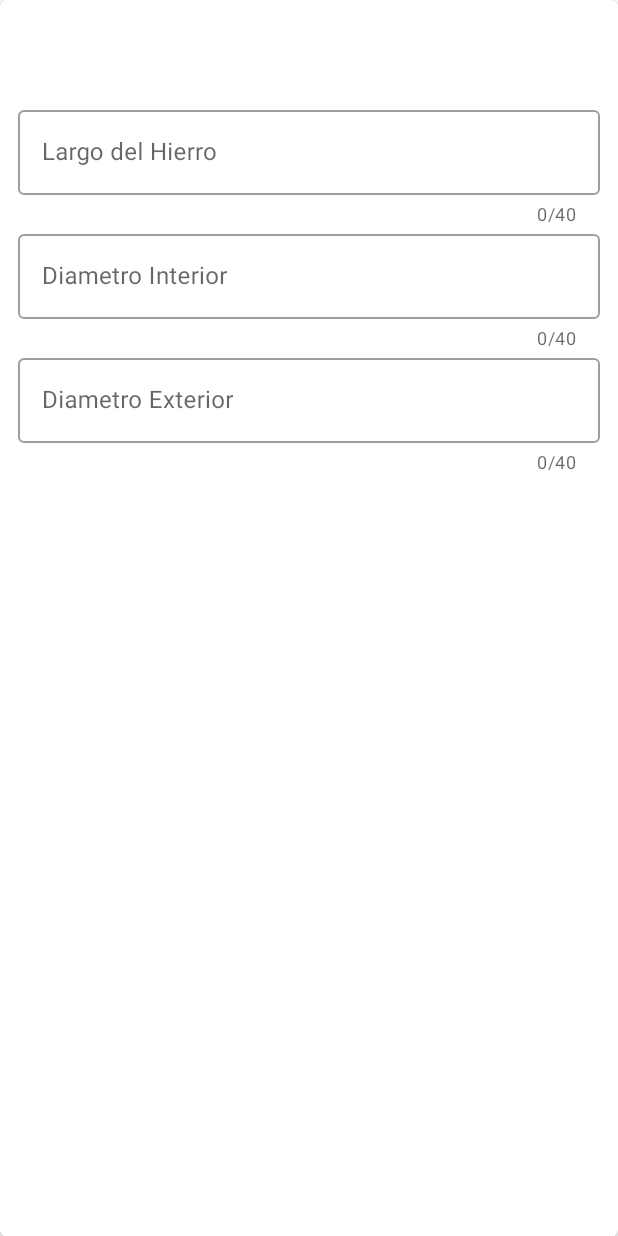
After one commit to cz9dev/fitecmotor, an Android app: the fragment LargoHierroNuevoFragment placed in its activity, on a phone screen of 412 x 824 dp. The commit adds this screen. Run offline under Robolectric (Android 15) with nearby library versions, the phone set to English and light mode, and no system bars; our stand-ins replace Room's generated code; libraries missing offline, so code that uses them is left out: com.baoyachi.stepview.

Commit message:
Subiendo código largo del hierro

```diff
--- /dev/null
+++ b/app/src/main/java/zaldivar/carlos/fichatcnicademotor/largohierro/LargoHierroNuevoFragment.kt
@@ -0,0 +1,187 @@
+package zaldivar.carlos.fichatcnicademotor.largohierro
+
+import android.os.Bundle
+import android.view.*
+import android.widget.Toast
+import androidx.fragment.app.Fragment
+import androidx.appcompat.widget.Toolbar
+import androidx.core.widget.doOnTextChanged
+import androidx.lifecycle.ViewModelProvider
+import com.google.android.material.textfield.TextInputLayout
+import czaldivarp.fitecmotor.model.entities.LargoHierro
+import zaldivar.carlos.fichatcnicademotor.R
+import zaldivar.carlos.fichatcnicademotor.extensions.hideKeyboard
+import zaldivar.carlos.fichatcnicademotor.model.viewmodel.LargoHierroViewModel
+import zaldivar.carlos.fichatcnicademotor.model.viewmodel.ModeloViewModel
+import zaldivar.carlos.fichatcnicademotor.modelo.ModeloFragment
+
+// TODO: Rename parameter arguments, choose names that match
+// the fragment initialization parameters, e.g. ARG_ITEM_NUMBER
+private const val ID_LARGO_HIERRO = "id_largo_hierro"
+private const val LARGO_HIERRO = "largo_hierro"
+private const val DIAMETRO_INTERIOR = "diametro_interior"
+private const val DIAMETRO_EXTERIOR = "diametro_exterior"
+
+
+/**
+ * A simple [Fragment] subclass.
+ * Use the [LargoHierroNuevoFragment.newInstance] factory method to
+ * create an instance of this fragment.
+ */
+class LargoHierroNuevoFragment : Fragment() {
+    // TODO: Rename and change types of parameters
+    private var id_largo_hierro: Int? = null
+    private var largo_hierro: Double? = null
+    private var diametro_interior: Double? = null
+    private var diametro_exterior: Double? = null
+
+    private var toolbar: Toolbar? = null
+    private lateinit var etLargoHierro: TextInputLayout
+    private lateinit var etDiametroInterior: TextInputLayout
+    private lateinit var etDiametroExterior: TextInputLayout
+    private lateinit var mLargoHierroViewModel: LargoHierroViewModel
+
+    override fun onCreate(savedInstanceState: Bundle?) {
+        super.onCreate(savedInstanceState)
+        arguments?.let {
+            id_largo_hierro = it.getInt(ID_LARGO_HIERRO)
+            largo_hierro = it.getDouble(LARGO_HIERRO)
+            diametro_interior = it.getDouble(DIAMETRO_INTERIOR)
+            diametro_exterior = it.getDouble(DIAMETRO_EXTERIOR)
+        }
+    }
+
+    override fun onCreateOptionsMenu(menu: Menu, inflater: MenuInflater) {
+        inflater.inflate(R.menu.done_menu, menu)
+        super.onCreateOptionsMenu(menu, inflater)
+    }
+
+    override fun onOptionsItemSelected(item: MenuItem): Boolean {
+        var good = true // Variable para el control de validacion
+        val id = item.itemId
+        if (id == R.id.action_done) {
+
+            val txtLargoHierro = etLargoHierro.editText!!.text.toString()
+            val txtDiametroInterior = etDiametroInterior.editText!!.text.toString()
+            val txtDiametroExterior = etDiametroExterior.editText!!.text.toString()
+
+            if (txtLargoHierro == "") {
+                etLargoHierro.error = getString(R.string.campo_requerido)
+                good = false
+            }
+            if (txtDiametroInterior == "") {
+                etDiametroInterior.error = getString(R.string.campo_requerido)
+                good = false
+            }
+            if (txtDiametroExterior == "") {
+                etDiametroExterior.error = getString(R.string.campo_requerido)
+                good = false
+            }
+
+            if (good) {
+                if (id_largo_hierro != null){
+                    mLargoHierroViewModel.editLargoHierro(
+                        id_largo_hierro!!,
+                        txtLargoHierro.toDouble(),
+                        txtDiametroInterior.toDouble(),
+                        txtDiametroExterior.toDouble()
+                    )
+                    Toast.makeText(context, "Largo de hierro actualizado", Toast.LENGTH_LONG).show()
+                }else {
+                    mLargoHierroViewModel.addLargoHierro(
+                        txtLargoHierro.toDouble(),
+                        txtDiametroInterior.toDouble(),
+                        txtDiametroExterior.toDouble()
+                    )
+                    Toast.makeText(context, "Largo de hierro agregado", Toast.LENGTH_LONG).show()
+                }
+                hideKeyboard()
+                addFragmentToFragment(LargoHierroFragment())
+            }
+        }
+        return super.onOptionsItemSelected(item)
+    }
+
+    override fun onCreateView(
+        inflater: LayoutInflater, container: ViewGroup?,
+        savedInstanceState: Bundle?
+    ): View? {
+        // Inflate the layout for this fragment
+        var view: View = inflater.inflate(R.layout.fragment_largo_hierro_nuevo, container, false)
+        // Agregando Toolbar
+        setToolbar(view)
+
+        etLargoHierro = view.findViewById(R.id.etLargoHierro)
+        etDiametroInterior = view.findViewById(R.id.etDiametroInterior)
+        etDiametroExterior = view.findViewById(R.id.etDiametroExterior)
+
+        // Trabajando con modeloViewModel
+        mLargoHierroViewModel = ViewModelProvider(this).get(LargoHierroViewModel::class.java)
+
+        // Limpiar error en caso de cambiar el texto
+        etLargoHierro.editText?.doOnTextChanged { _, _, _, _ -> etLargoHierro.error = null }
+        etDiametroInterior.editText?.doOnTextChanged { _, _, _, _ ->
+            etDiametroInterior.error = null
+        }
+        etDiametroExterior.editText?.doOnTextChanged { _, _, _, _ ->
+            etDiametroExterior.error = null
+        }
+
+        if (id_largo_hierro != null) {
+            println(id_largo_hierro.toString())
+            println(largo_hierro.toString())
+            etLargoHierro.editText?.setText(largo_hierro.toString())
+            etDiametroInterior.editText?.setText(diametro_interior.toString())
+            etDiametroExterior.editText?.setText(diametro_exterior.toString())
+        }
+
+        return view
+    }
+
+    companion object {
+        /**
+         * Use this factory method to create a new instance of
+         * this fragment using the provided parameters.
+         *
+         * @param param1 Parameter 1.
+         * @param param2 Parameter 2.
+         * @return A new instance of fragment LargoHierroNuevoFragment.
+         */
+        // TODO: Rename and change types and number of parameters
+        @JvmStatic
+        fun newInstance(
+            id_largo_hierro: Int,
+            largo_hierro: Double,
+            diametro_interior: Double,
+            diametro_exterior: Double
+        ) =
+            LargoHierroNuevoFragment().apply {
+                arguments = Bundle().apply {
+                    putInt(ID_LARGO_HIERRO, id_largo_hierro)
+                    putDouble(LARGO_HIERRO, largo_hierro)
+                    putDouble(DIAMETRO_INTERIOR, diametro_interior)
+                    putDouble(DIAMETRO_EXTERIOR, diametro_exterior)
+                }
+            }
+    }
+
+    /**
+     * Este método inicializa el toolbar y le da opciones de menú
+     */
+    private fun setToolbar(view: View) {
+        setHasOptionsMenu(true)
+        toolbar = view.findViewById(R.id.toolbar)
+        toolbar?.inflateMenu(R.menu.done_menu)
+    }
+
+    /**
+     * Este método es para la transicion acia otro fragment pero sin recordar este (no retorna a este)
+     */
+    private fun addFragmentToFragment(fragment: Fragment) {
+        val transaction = activity?.supportFragmentManager?.beginTransaction()
+        transaction?.replace(R.id.container, fragment)
+        transaction?.disallowAddToBackStack()
+        //transaction?.addToBackStack(null)
+        transaction?.commit()
+    }
+}
--- a/app/src/main/java/zaldivar/carlos/fichatcnicademotor/model/daos/LargoHierroDao.kt
+++ b/app/src/main/java/zaldivar/carlos/fichatcnicademotor/model/daos/LargoHierroDao.kt
@@ -1,5 +1,6 @@
 package czaldivarp.fitecmotor.model.daos
 
+import androidx.lifecycle.LiveData
 import androidx.room.*
 import czaldivarp.fitecmotor.model.entities.LargoHierro
 
@@ -7,7 +8,7 @@ import czaldivarp.fitecmotor.model.entities.LargoHierro
 interface LargoHierroDao {
 
     @Query("SELECT * FROM LargoHierro")
-    fun getAll(): List<LargoHierro>
+    fun getAll(): LiveData<List<LargoHierro>>
 
     @Query("SELECT * FROM LargoHierro WHERE idLargoHierro = :idLargoHierro")
     fun findById(idLargoHierro: Int): List<LargoHierro>
--- /dev/null
+++ b/app/src/main/java/zaldivar/carlos/fichatcnicademotor/model/repository/LargoHierroRepository.kt
@@ -0,0 +1,26 @@
+package zaldivar.carlos.fichatcnicademotor.model.repository
+
+import androidx.lifecycle.LiveData
+import czaldivarp.fitecmotor.model.daos.LargoHierroDao
+import czaldivarp.fitecmotor.model.daos.MarcaDao
+import czaldivarp.fitecmotor.model.daos.ModeloDao
+import czaldivarp.fitecmotor.model.entities.LargoHierro
+import czaldivarp.fitecmotor.model.entities.Marca
+import czaldivarp.fitecmotor.model.entities.Modelo
+
+class LargoHierroRepository(private val largoHierroDao: LargoHierroDao) {
+
+    val getLargoHierro: LiveData<List<LargoHierro>> = largoHierroDao.getAll()
+
+    suspend fun addLargoHierro(largoHierro: LargoHierro){
+        largoHierroDao.insert(largoHierro)
+    }
+
+    suspend fun updateLargoHierro(largoHierro: LargoHierro){
+        largoHierroDao.update(largoHierro)
+    }
+
+    suspend fun deleteLargoHierro(largoHierro: LargoHierro){
+        largoHierroDao.delete(largoHierro)
+    }
+}
--- /dev/null
+++ b/app/src/main/java/zaldivar/carlos/fichatcnicademotor/model/viewmodel/LargoHierroViewModel.kt
@@ -0,0 +1,49 @@
+package zaldivar.carlos.fichatcnicademotor.model.viewmodel
+
+import android.app.Application
+import androidx.lifecycle.AndroidViewModel
+import androidx.lifecycle.LiveData
+import czaldivarp.fitecmotor.model.FichaTecnicaDatabase
+import czaldivarp.fitecmotor.model.entities.LargoHierro
+import czaldivarp.fitecmotor.model.entities.Marca
+import kotlinx.coroutines.CoroutineScope
+import kotlinx.coroutines.Dispatchers
+import kotlinx.coroutines.launch
+import zaldivar.carlos.fichatcnicademotor.model.repository.LargoHierroRepository
+import zaldivar.carlos.fichatcnicademotor.model.repository.MarcaRepository
+
+class LargoHierroViewModel(application: Application) : AndroidViewModel(application) {
+    private val repository: LargoHierroRepository
+    private val largoHierro: LiveData<List<LargoHierro>>
+
+    init {
+        val largoHierroDao = FichaTecnicaDatabase.getInstance(application).LargoHierroDao()
+        repository = LargoHierroRepository(largoHierroDao)
+        largoHierro = repository.getLargoHierro
+    }
+
+    fun getLargoHierro(): LiveData<List<LargoHierro>>{
+        return largoHierro
+    }
+
+    fun addLargoHierro(largo: Double, diametroInterior: Double, diametroExterior: Double) {
+        CoroutineScope(Dispatchers.IO).launch {
+            repository.addLargoHierro(LargoHierro(0, largo, diametroInterior, diametroExterior))
+        }
+    }
+
+    fun editLargoHierro(largoHierroID: Int, largo: Double, diametroInterior: Double, diametroExterior: Double){
+        CoroutineScope(Dispatchers.IO).launch {
+            repository.updateLargoHierro(LargoHierro(largoHierroID, largo, diametroInterior, diametroExterior))
+        }
+    }
+
+    fun deleteLargoHierro(largoHierroID: Int){
+        CoroutineScope(Dispatchers.IO).launch {
+            repository.deleteLargoHierro(LargoHierro(largoHierroID,0.00, 0.00, 0.00))
+        }
+    }
+
+
+
+}
--- /dev/null
+++ b/app/src/main/res/layout/fragment_largo_hierro_nuevo.xml
@@ -0,0 +1,69 @@
+<?xml version="1.0" encoding="utf-8"?>
+<com.google.android.material.card.MaterialCardView xmlns:android="http://schemas.android.com/apk/res/android"
+    xmlns:app="http://schemas.android.com/apk/res-auto"
+    xmlns:tools="http://schemas.android.com/tools"
+    android:layout_width="match_parent"
+    android:layout_height="match_parent"
+    tools:context=".largohierro.LargoHierroNuevoFragment">
+
+    <RelativeLayout
+        android:layout_width="match_parent"
+        android:layout_height="wrap_content"
+        android:layout_margin="12dp">
+
+        <com.google.android.material.textfield.TextInputLayout
+            android:id="@+id/etLargoHierro"
+            style="@style/Widget.MaterialComponents.TextInputLayout.OutlinedBox"
+            android:layout_width="match_parent"
+            android:layout_height="wrap_content"
+            android:layout_marginTop="?android:attr/actionBarSize"
+            android:hint="@string/et_largo_hierro"
+            app:counterEnabled="true"
+            app:counterMaxLength="40"
+            app:errorEnabled="true">
+
+            <com.google.android.material.textfield.TextInputEditText
+                android:layout_width="match_parent"
+                android:layout_height="wrap_content"
+                android:inputType="numberDecimal" />
+
+        </com.google.android.material.textfield.TextInputLayout>
+
+        <com.google.android.material.textfield.TextInputLayout
+            android:id="@+id/etDiametroInterior"
+            style="@style/Widget.MaterialComponents.TextInputLayout.OutlinedBox"
+            android:layout_width="match_parent"
+            android:layout_height="wrap_content"
+            android:layout_below="@id/etLargoHierro"
+            android:clipToPadding="true"
+            android:hint="@string/et_diametro_interior"
+            app:counterEnabled="true"
+            app:counterMaxLength="40"
+            app:errorEnabled="true">
+
+            <com.google.android.material.textfield.TextInputEditText
+                android:layout_width="match_parent"
+                android:layout_height="wrap_content"
+                android:inputType="numberDecimal" />
+
+        </com.google.android.material.textfield.TextInputLayout>
+
+        <com.google.android.material.textfield.TextInputLayout
+            android:id="@+id/etDiametroExterior"
+            style="@style/Widget.MaterialComponents.TextInputLayout.OutlinedBox"
+            android:layout_width="match_parent"
+            android:layout_height="wrap_content"
+            android:layout_below="@id/etDiametroInterior"
+            android:hint="@string/et_diametro_exterior"
+            app:counterEnabled="true"
+            app:counterMaxLength="40"
+            app:errorEnabled="true">
+
+            <com.google.android.material.textfield.TextInputEditText
+                android:layout_width="match_parent"
+                android:layout_height="wrap_content"
+                android:inputType="numberDecimal" />
+
+        </com.google.android.material.textfield.TextInputLayout>
+    </RelativeLayout>
+</com.google.android.material.card.MaterialCardView>
--- a/app/src/main/res/values/strings.xml
+++ b/app/src/main/res/values/strings.xml
@@ -33,8 +33,17 @@
     <string name="et_modelo">Modelo</string>
     <string name="helper_modelo">Entre un modelo de motor</string>
 
+    //Fragment Largo Hierro
+    <string name="et_largo_hierro">Largo del Hierro</string>
+    <string name="helper_largo_hierro">Entre el largo del hierro</string>
+    <string name="et_diametro_interior">Diametro Interior</string>
+    <string name="helper_diametro_interior">Entre el diametro interior</string>
+    <string name="et_diametro_exterior">Diametro Exterior</string>
+    <string name="helper_diametro_exterior">Entre el diametro exterior</string>
+
     //Errores de formularios
     <string name="campo_requerido">*Campo requerido</string>
+
     <!-- TODO: Remove or change this placeholder text -->
     <string name="hello_blank_fragment">Hello blank fragment</string>
 </resources>
```
Also changed, not shown: app/src/main/java/zaldivar/carlos/fichatcnicademotor/largohierro/CustomAdapterLargoHierro.kt (added, +70 -0 lines), app/src/main/java/zaldivar/carlos/fichatcnicademotor/largohierro/LargoHierroFragment.kt (+69 -1 lines), app/src/main/res/layout/fragment_largo_hierro.xml (+27 -7 lines), app/src/main/res/layout/item_largo_hierro.xml (+22 -0 lines).
